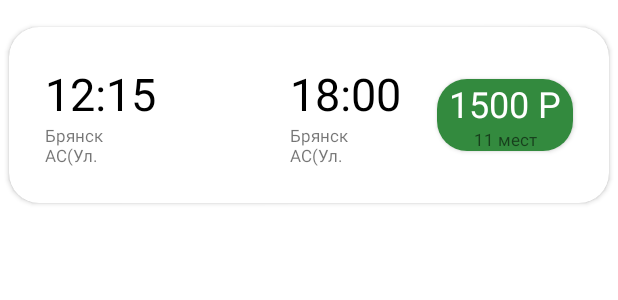
After one commit to SollWar/BusTickets, an Android app: the layout item_bus.xml on its own in the app's theme, with its tools: preview values and no code run, on a phone screen of 412 x 824 dp. The commit adds this screen. Shown: the top 300 px of the screen. Run offline under Robolectric (Android 15) with nearby library versions, the phone set to English and light mode, and no system bars.

Commit message:
Добавлены таблицы Bus, Stop, Route. Layout для экземпляра bus.

```diff
--- a/app/src/main/java/com/example/sollwar/bustickets/CityViewModel.kt
+++ b/app/src/main/java/com/example/sollwar/bustickets/CityViewModel.kt
@@ -2,6 +2,7 @@ package com.example.sollwar.bustickets
 
 import androidx.lifecycle.LiveData
 import androidx.lifecycle.ViewModel
+import com.example.sollwar.bustickets.model.City
 
 class CityViewModel : ViewModel() {
     private val mainDBRepository = MainDBRepository.get()
@@ -10,9 +11,10 @@ class CityViewModel : ViewModel() {
     lateinit var citiesListLiveData: LiveData<List<City>>
 
     init {
+
         if (postgreRepository.status) {
             citiesListLiveData = postgreRepository.getCities()
-            mainDBRepository.clearTable()
+            mainDBRepository.clearCityTable()
             mainDBRepository.addCities(citiesListLiveData.value!!)
         } else {
             citiesListLiveData = mainDBRepository.getCities()
--- a/app/src/main/java/com/example/sollwar/bustickets/MainActivity.kt
+++ b/app/src/main/java/com/example/sollwar/bustickets/MainActivity.kt
@@ -14,7 +14,6 @@ class MainActivity : AppCompatActivity(), Navigator {
         setContentView(R.layout.activity_main)
         val isFragmentContainerEmpty = savedInstanceState == null
         if (isFragmentContainerEmpty) {
-            supportActionBar?.hide()
             addFragment(MainFragment.newInstance())
         }
     }
--- a/app/src/main/java/com/example/sollwar/bustickets/PostgreRepository.kt
+++ b/app/src/main/java/com/example/sollwar/bustickets/PostgreRepository.kt
@@ -2,6 +2,7 @@ package com.example.sollwar.bustickets
 
 import android.content.Context
 import androidx.lifecycle.LiveData
+import com.example.sollwar.bustickets.model.City
 import com.example.sollwar.bustickets.postgredb.PostgreDao
 
 class PostgreRepository(context: Context) {
--- a/app/src/main/java/com/example/sollwar/bustickets/fragment/CitySelectorFragment.kt
+++ b/app/src/main/java/com/example/sollwar/bustickets/fragment/CitySelectorFragment.kt
@@ -1,11 +1,8 @@
 package com.example.sollwar.bustickets.fragment
 
 import android.annotation.SuppressLint
-import android.app.Activity
 import android.content.Context
-import android.content.Intent
 import android.os.Bundle
-import android.util.Log
 import android.view.LayoutInflater
 import android.view.View
 import android.view.ViewGroup
@@ -17,7 +14,7 @@ import androidx.fragment.app.activityViewModels
 import androidx.lifecycle.Observer
 import androidx.recyclerview.widget.LinearLayoutManager
 import androidx.recyclerview.widget.RecyclerView
-import com.example.sollwar.bustickets.City
+import com.example.sollwar.bustickets.model.City
 import com.example.sollwar.bustickets.CityViewModel
 import com.example.sollwar.bustickets.R
 
--- a/app/src/main/java/com/example/sollwar/bustickets/City.kt
+++ b/app/src/main/java/com/example/sollwar/bustickets/model/City.kt
@@ -1,9 +1,10 @@
-package com.example.sollwar.bustickets
+package com.example.sollwar.bustickets.model
 
 import androidx.room.Entity
+import androidx.room.Index
 import androidx.room.PrimaryKey
 
-@Entity
+@Entity()
 data class City(
     @PrimaryKey(autoGenerate = true)
     var cityId: Int = 0,
--- a/app/src/main/java/com/example/sollwar/bustickets/postgredb/PostgreDao.kt
+++ b/app/src/main/java/com/example/sollwar/bustickets/postgredb/PostgreDao.kt
@@ -3,7 +3,7 @@ package com.example.sollwar.bustickets.postgredb
 import android.util.Log
 import androidx.lifecycle.LiveData
 import androidx.lifecycle.MutableLiveData
-import com.example.sollwar.bustickets.City
+import com.example.sollwar.bustickets.model.City
 import java.sql.ResultSet
 import java.sql.Statement
 
--- a/app/src/main/java/com/example/sollwar/bustickets/postgredb/PostgreDatabase.kt
+++ b/app/src/main/java/com/example/sollwar/bustickets/postgredb/PostgreDatabase.kt
@@ -1,12 +1,8 @@
 package com.example.sollwar.bustickets.postgredb
 
 import android.util.Log
-import androidx.lifecycle.LiveData
-import androidx.lifecycle.MutableLiveData
-import com.example.sollwar.bustickets.City
 import java.sql.Connection
 import java.sql.DriverManager
-import java.sql.ResultSet
 import java.sql.Statement
 
 class PostgreDatabase{
--- /dev/null
+++ b/app/src/main/res/layout/item_bus.xml
@@ -0,0 +1,106 @@
+<?xml version="1.0" encoding="utf-8"?>
+<androidx.cardview.widget.CardView xmlns:android="http://schemas.android.com/apk/res/android"
+    xmlns:app="http://schemas.android.com/apk/res-auto"
+    android:layout_width="match_parent"
+    android:layout_height="wrap_content"
+    android:layout_marginHorizontal="6dp"
+    android:layout_marginVertical="18dp"
+    app:cardCornerRadius="20dp"
+    xmlns:tools="http://schemas.android.com/tools">
+
+    <androidx.constraintlayout.widget.ConstraintLayout
+        android:layout_width="match_parent"
+        android:layout_height="match_parent">
+
+
+        <TextView
+            android:id="@+id/time_from"
+            android:layout_width="wrap_content"
+            android:layout_height="wrap_content"
+            android:layout_marginStart="24dp"
+            android:layout_marginTop="24dp"
+            android:textSize="30sp"
+            android:textColor="@color/black"
+            app:layout_constraintStart_toStartOf="parent"
+            app:layout_constraintTop_toTopOf="parent"
+            tools:text="12:15" />
+
+        <TextView
+            android:id="@+id/place_from"
+            android:layout_width="0dp"
+            android:layout_height="wrap_content"
+            android:layout_marginBottom="24dp"
+            android:textSize="11sp"
+            app:layout_constraintBottom_toBottomOf="parent"
+            app:layout_constraintEnd_toEndOf="@+id/time_from"
+            app:layout_constraintStart_toStartOf="@+id/time_from"
+            app:layout_constraintTop_toBottomOf="@+id/time_from"
+            android:maxLines="2"
+            android:maxLength="30"
+            tools:text="Брянск АС(Ул. Пересвета 2а)" />
+
+        <TextView
+            android:id="@+id/time_in"
+            android:layout_width="wrap_content"
+            android:layout_height="wrap_content"
+            android:layout_marginTop="24dp"
+            android:layout_marginEnd="24dp"
+            android:textSize="30sp"
+            android:textColor="@color/black"
+            app:layout_constraintEnd_toStartOf="@+id/cardView"
+            app:layout_constraintTop_toTopOf="parent"
+            tools:text="18:00" />
+
+        <TextView
+            android:id="@+id/place_in"
+            android:layout_width="0dp"
+            android:layout_height="wrap_content"
+            android:maxLength="30"
+            android:maxLines="2"
+            android:textSize="11sp"
+            app:layout_constraintEnd_toEndOf="@+id/time_in"
+            app:layout_constraintStart_toStartOf="@+id/time_in"
+            app:layout_constraintTop_toBottomOf="@+id/time_in"
+            tools:text="Брянск АС(Ул. Пересвета 2а)" />
+
+
+        <androidx.cardview.widget.CardView
+            android:id="@+id/cardView"
+            android:layout_width="wrap_content"
+            android:layout_height="wrap_content"
+            android:layout_marginEnd="24dp"
+            app:cardCornerRadius="20dp"
+            app:layout_constraintBottom_toBottomOf="@+id/place_from"
+            app:layout_constraintEnd_toEndOf="parent"
+            app:layout_constraintTop_toTopOf="@+id/time_from">
+
+            <LinearLayout
+                android:layout_width="wrap_content"
+                android:layout_height="wrap_content"
+                android:background="@color/primaryDarkColor"
+                android:orientation="vertical">
+
+                <TextView
+                    android:id="@+id/price"
+                    android:layout_width="wrap_content"
+                    android:layout_height="wrap_content"
+                    android:layout_marginHorizontal="8dp"
+                    android:textColor="@color/white"
+                    android:textSize="24sp"
+                    tools:text="1500 Р" />
+
+                <TextView
+                    android:layout_width="match_parent"
+                    android:layout_height="wrap_content"
+                    android:gravity="center"
+                    android:textSize="11sp"
+                    tools:text="11 мест" />
+
+            </LinearLayout>
+
+        </androidx.cardview.widget.CardView>
+
+
+    </androidx.constraintlayout.widget.ConstraintLayout>
+
+</androidx.cardview.widget.CardView>
--- a/app/src/main/res/values/themes.xml
+++ b/app/src/main/res/values/themes.xml
@@ -1,6 +1,6 @@
 <resources xmlns:tools="http://schemas.android.com/tools">
     <!-- Base application theme. -->
-    <style name="Theme.BusTickets" parent="Theme.MaterialComponents.DayNight.DarkActionBar">
+    <style name="Theme.BusTickets" parent="Theme.MaterialComponents.DayNight.NoActionBar">
         <!-- Primary brand color. -->
         <item name="colorPrimary">#338a3e</item>
         <item name="colorPrimaryVariant">#338a3e</item>
```
Also changed, not shown: app/src/main/java/com/example/sollwar/bustickets/MainRepository.kt (+11 -3 lines), app/src/main/java/com/example/sollwar/bustickets/fragment/BusSelectionFragment.kt (added, +7 -0 lines), app/src/main/java/com/example/sollwar/bustickets/model/Bus.kt (added, +28 -0 lines), app/src/main/java/com/example/sollwar/bustickets/model/Route.kt (added, +28 -0 lines), app/src/main/java/com/example/sollwar/bustickets/model/Stop.kt (added, +20 -0 lines), app/src/main/java/com/example/sollwar/bustickets/room/MainDao.kt (+14 -2 lines), app/src/main/java/com/example/sollwar/bustickets/room/MainDatabase.kt (+5 -2 lines), app/src/main/res/layout/fragment_bus_list.xml (added, +7 -0 lines).
